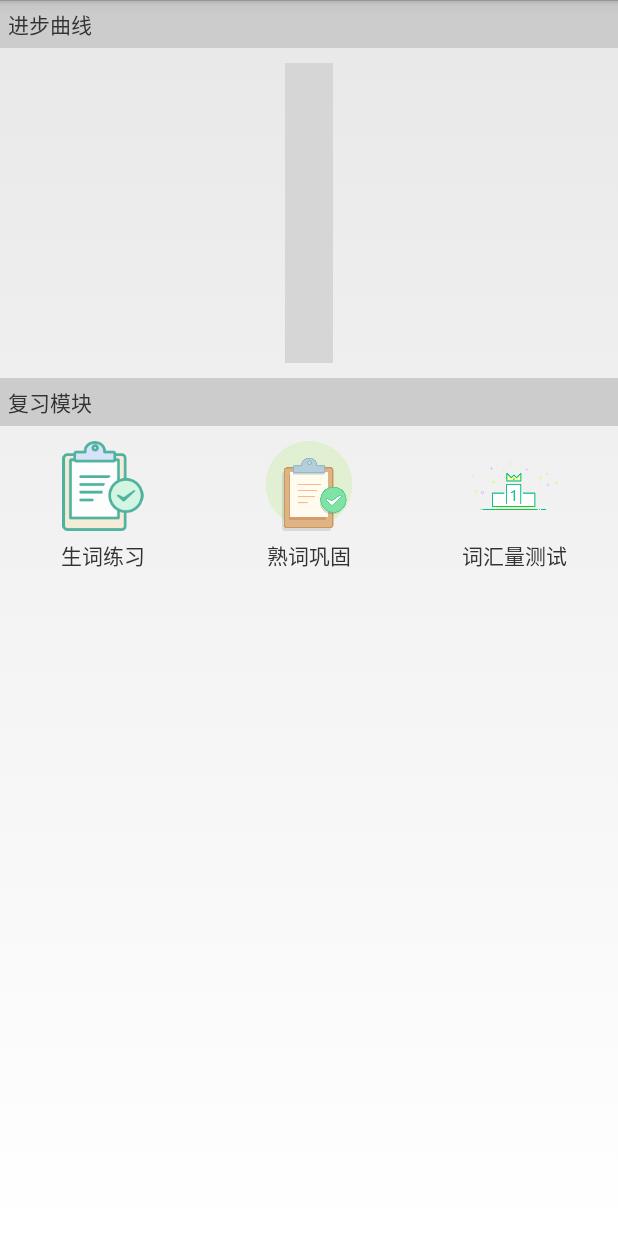
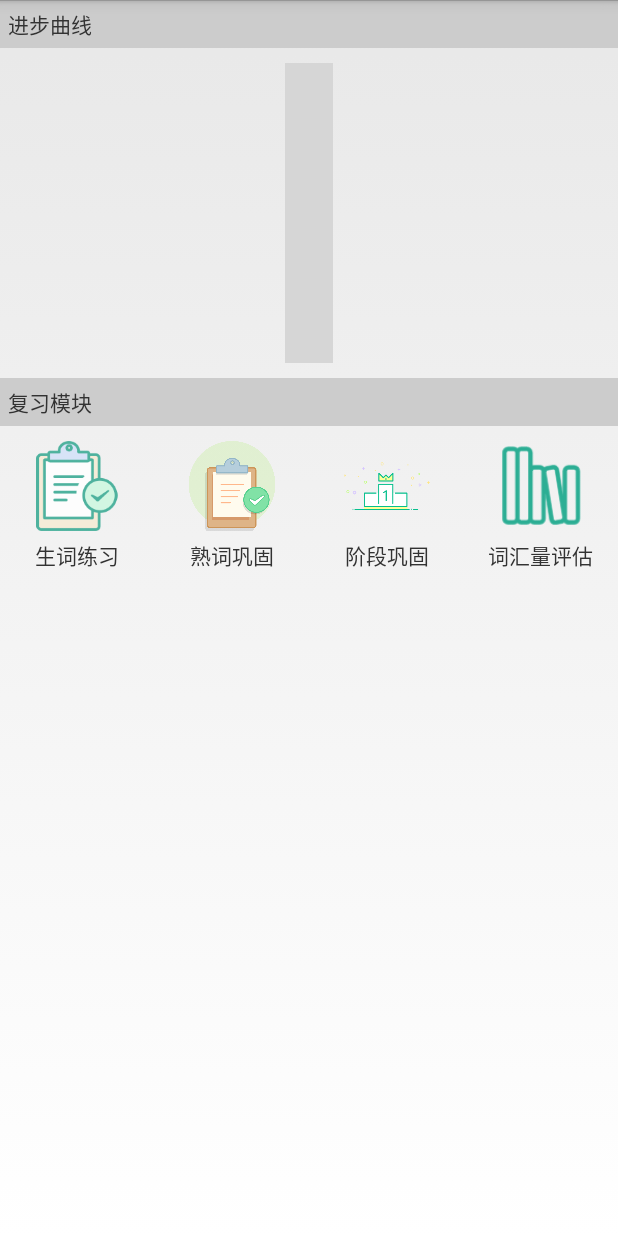
Before and after one commit to JasonZou-CN/LJDC, an Android app: the fragment ReviewFragment shown on its own in the app's theme, on a phone screen of 412 x 824 dp. Run offline under Robolectric (Android 15) with nearby library versions, the phone set to English and light mode, and no system bars; libraries missing offline, so code that uses them is left out: com.github.mikephil.charting; plain views replace LineChart; 4 statements that could not run were skipped; grey boxes are pictures that could not be loaded.

Commit message:
CLIENT:    词汇预估UI修改:        -> 修改UI，加入ICO

```diff
--- a/app/src/main/res/layout/fragment_review.xml
+++ b/app/src/main/res/layout/fragment_review.xml
@@ -125,9 +125,34 @@
             <TextView
                     android:layout_width="wrap_content"
                     android:layout_height="wrap_content"
-                    android:text="词汇量测试"
+                    android:text="阶段巩固"
                     android:id="@+id/textView22"
                     android:layout_marginTop="5dp"/>
+        </LinearLayout>
+
+        <LinearLayout
+                android:id="@+id/wrodEvaluation"
+                android:orientation="vertical"
+                android:layout_width="match_parent"
+                android:layout_height="match_parent"
+                android:layout_weight="1"
+                android:gravity="center_horizontal"
+                >
+
+            <ImageView
+                    android:id="@+id/imgEvaluation"
+                    android:layout_width="60dp"
+                    android:layout_height="60dp"
+                    android:src="@drawable/word_evaluation"
+                    />
+
+            <TextView
+                    android:id="@+id/textEvaluation"
+                    android:layout_width="wrap_content"
+                    android:layout_height="wrap_content"
+                    android:text="词汇量评估"
+                    android:layout_marginTop="5dp"
+                    />
         </LinearLayout>
 
     </LinearLayout>
```
Also changed, not shown: app/src/main/res/drawable-hdpi/word_evaluation.png (added).
